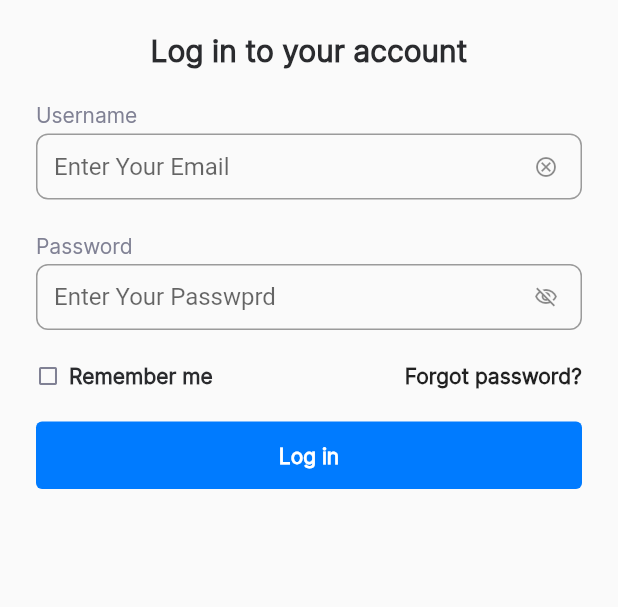
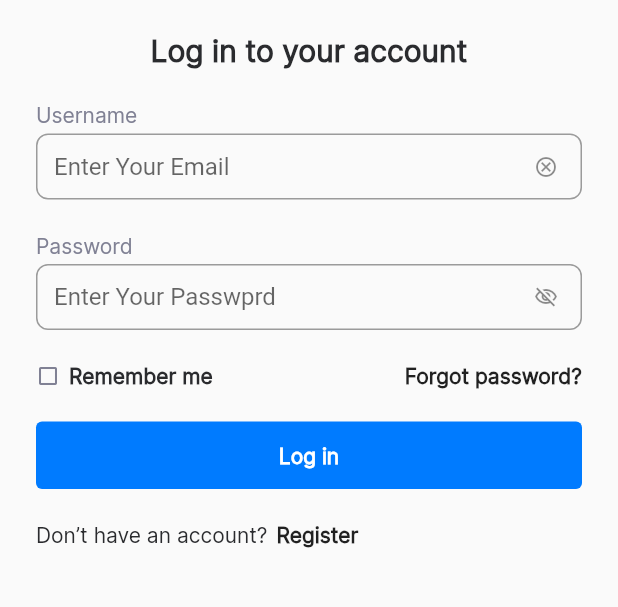
Before and after one commit to MustafaFawzy229/intern2grow-auth-mobile-app, a Flutter app: the screen it shows after launch, on a phone screen of 412 x 824 dp, the part 372-979 px from its top. Run offline on Flutter 3.47's test engine with Material 2 defaults, Android fonts, the light colour scheme and no system bars.

Commit message:
custom form inquery

```diff
--- a/lib/screens/login_screen.dart
+++ b/lib/screens/login_screen.dart
@@ -2,6 +2,7 @@ import 'package:flutter/material.dart';
 import 'package:internship_auth_mobile_app/constants.dart';
 import 'package:internship_auth_mobile_app/screens/widgets/cover_and_logo.dart';
 import 'package:internship_auth_mobile_app/screens/widgets/custom_form_inputs.dart';
+import 'package:internship_auth_mobile_app/screens/widgets/custom_form_inquery.dart';
 import 'package:internship_auth_mobile_app/screens/widgets/custom_text_field.dart';
 
 import 'widgets/custom_button.dart';
@@ -56,6 +57,10 @@ class LoginScreen extends StatelessWidget {
               height: 22,
             ),
             CustomButton(),
+            SizedBox(
+              height: 22,
+            ),
+            CustomFormInquiry(),
           ],
         ),
       ),
--- /dev/null
+++ b/lib/screens/widgets/custom_form_inquery.dart
@@ -0,0 +1,38 @@
+import 'package:flutter/material.dart';
+
+import '../../constants.dart';
+
+class CustomFormInquiry extends StatelessWidget {
+  const CustomFormInquiry({super.key});
+
+  @override
+  Widget build(BuildContext context) {
+    return const Padding(
+      padding: EdgeInsets.symmetric(horizontal: 24),
+      child: Row(
+        children: [
+          Text(
+            'Don’t have an account?',
+            style: TextStyle(
+              fontFamily: kPrimaryFont,
+              fontSize: 14,
+              fontWeight: FontWeight.w400,
+              color: Color(0xff2A2B2E),
+            ),
+          ),
+          SizedBox(
+            width: 6,
+          ),
+          Text(
+            'Register',
+            style: TextStyle(
+              fontFamily: kPrimaryFont,
+              fontSize: 14,
+              fontWeight: FontWeight.w700,
+            ),
+          ),
+        ],
+      ),
+    );
+  }
+}
```
